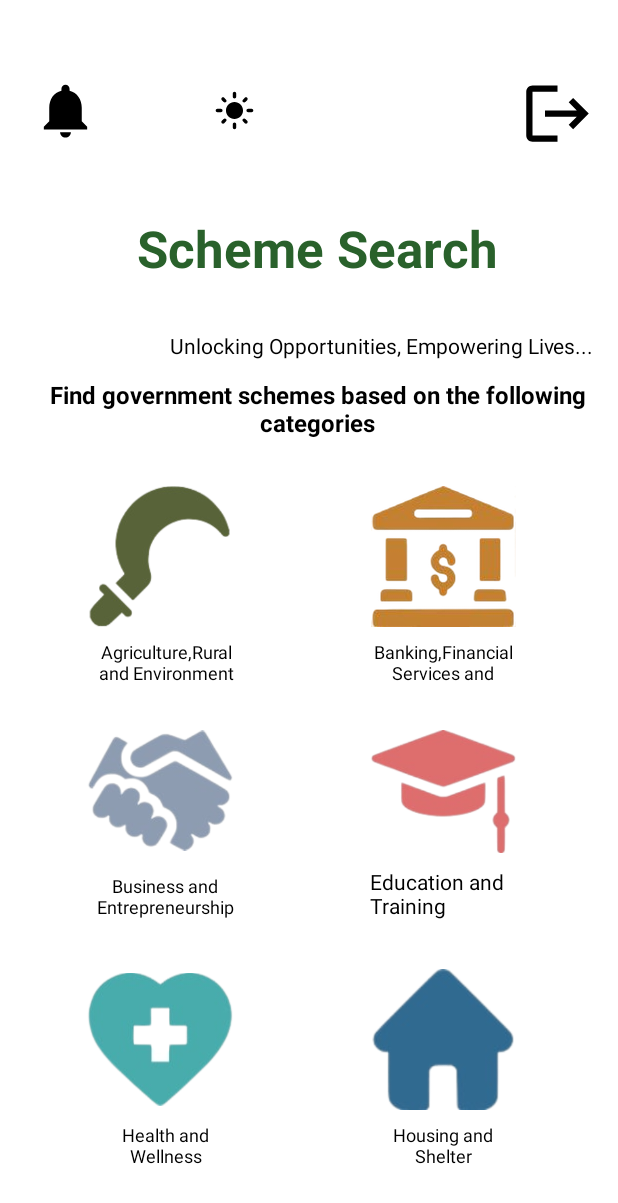
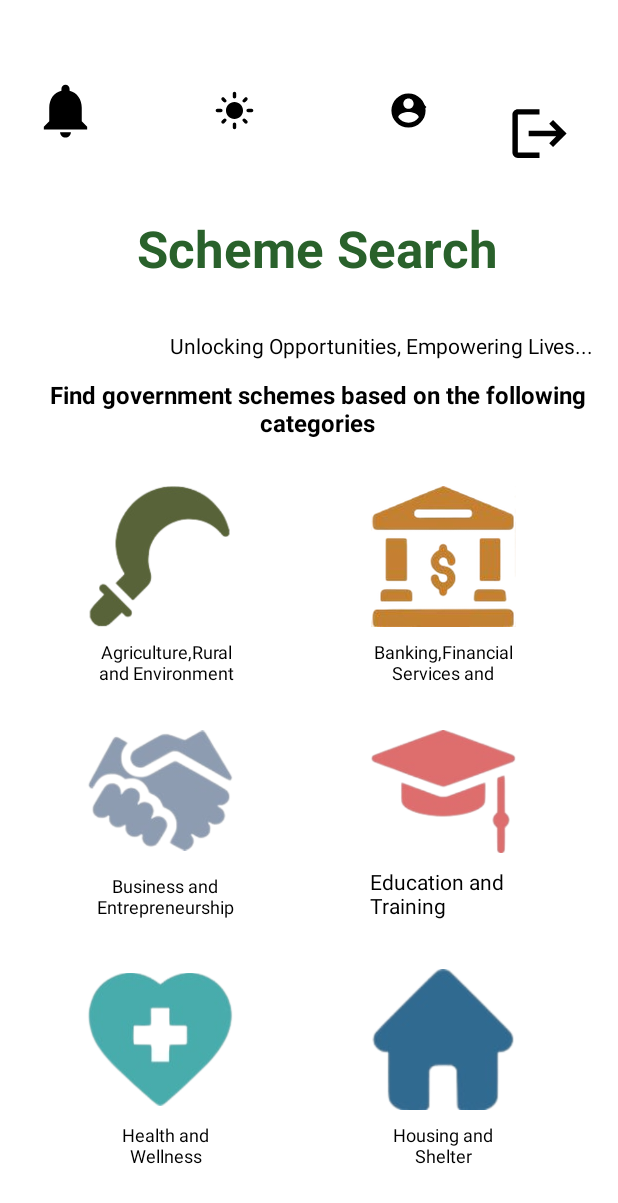
Before and after one commit to shashi-kumari/Government-Schemes-Mobile-Application-, an Android app: the health_activity screen opened directly, with no data from a screen before it, after a tap on an icon or button, on a phone screen of 412 x 824 dp. Shown: the top 1203 px of the screen. Run offline under Robolectric (Android 15) with nearby library versions, the light colour scheme and no system bars; our stand-ins replace Firebase (no records; nobody signed in at launch, a user with empty details on screens opened directly); Roboto replaces fonts that are not available here.

Commit message:
Update layout dimensions and logging for scheme data fetching

```diff
--- a/app/src/main/java/com/app/GovernmentSchemes/SchemeDataProvider.java
+++ b/app/src/main/java/com/app/GovernmentSchemes/SchemeDataProvider.java
@@ -22,7 +22,7 @@ import java.util.concurrent.ConcurrentHashMap;
  */
 public class SchemeDataProvider {
     private static final String TAG = "SchemeDataProvider";
-    private static final String DATABASE_PATH = "schemes";
+    private static final String DATABASE_PATH = "Scheme";
 
     // Thread-safe cache for storing fetched schemes to avoid repeated database calls
     private static final Map<String, List<SchemeData>> schemeCache = new ConcurrentHashMap<>();
@@ -42,7 +42,7 @@ public class SchemeDataProvider {
      * @param callback Callback to receive the list of schemes or error
      */
     public static void getSchemesForSector(SchemeSector sector, SchemeListCallback callback) {
-        String sectorName = sector.name().toLowerCase();
+        String sectorName = sector.getDisplayName();
 
         // Check cache first
         if (schemeCache.containsKey(sectorName)) {
@@ -57,11 +57,11 @@ public class SchemeDataProvider {
         DatabaseReference reference = FirebaseDatabase.getInstance()
                 .getReference(DATABASE_PATH)
                 .child(sectorName);
-
         reference.addListenerForSingleValueEvent(new ValueEventListener() {
             @Override
             public void onDataChange(@NonNull DataSnapshot snapshot) {
                 List<SchemeData> schemes = new ArrayList<>();
+                Log.w(TAG, "Deserializing scheme data for key: " + snapshot.getKey()+" size: "+snapshot.getChildrenCount());
 
                 for (DataSnapshot schemeSnapshot : snapshot.getChildren()) {
                     try {
--- a/app/src/main/java/com/app/GovernmentSchemes/health_activity.java
+++ b/app/src/main/java/com/app/GovernmentSchemes/health_activity.java
@@ -8,6 +8,7 @@ import android.text.SpannableString;
 import android.text.Spanned;
 import android.text.method.LinkMovementMethod;
 import android.text.style.ClickableSpan;
+import android.util.Log;
 import android.view.View;
 import android.widget.TextView;
 import android.widget.Toast;
@@ -66,6 +67,8 @@ public class health_activity extends BaseActivity {
     }
 
     private void displaySchemes(List<SchemeData> schemes) {
+        Log.w("","Schemes loaded: " + schemes.size());
+
         if (schemes.isEmpty()) {
             lblXmlData.setText("No schemes available.");
             return;
--- a/app/src/main/res/layout/activity_main.xml
+++ b/app/src/main/res/layout/activity_main.xml
@@ -240,13 +240,13 @@
     <ImageView
         android:id="@+id/logoutimage"
         android:layout_width="55dp"
-        android:layout_height="50dp"
+        android:layout_height="43dp"
         app:layout_constraintBottom_toTopOf="@+id/textView4"
         app:layout_constraintEnd_toEndOf="parent"
-        app:layout_constraintHorizontal_bias="0.494"
+        app:layout_constraintHorizontal_bias="0.0"
         app:layout_constraintStart_toEndOf="@+id/textView"
         app:layout_constraintTop_toTopOf="parent"
-        app:layout_constraintVertical_bias="0.295"
+        app:layout_constraintVertical_bias="0.379"
         app:srcCompat="@drawable/ic_logout_theme" />
 
     <ImageView
@@ -280,7 +280,6 @@
         android:layout_marginTop="52dp"
         android:background="?attr/selectableItemBackgroundBorderless"
         android:padding="8dp"
-        android:visibility="gone"
         android:contentDescription="Admin Dashboard"
         app:layout_constraintEnd_toEndOf="parent"
         app:layout_constraintHorizontal_bias="0.35"
```
